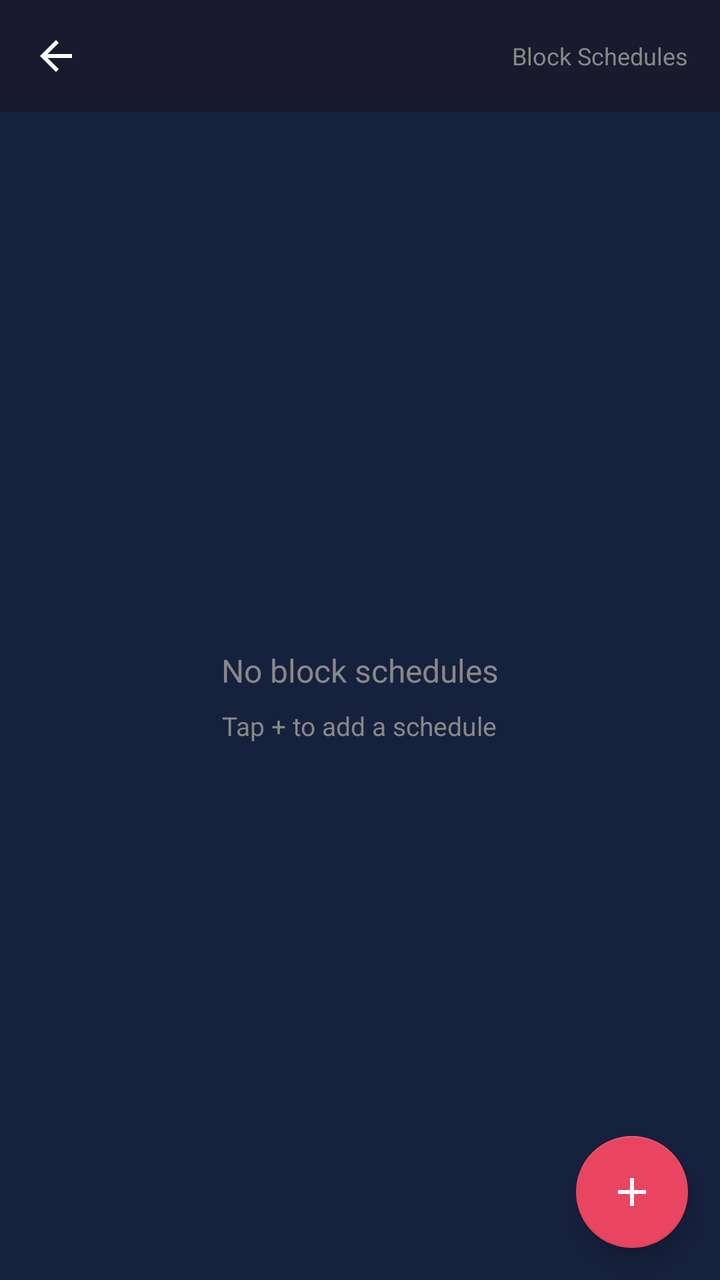
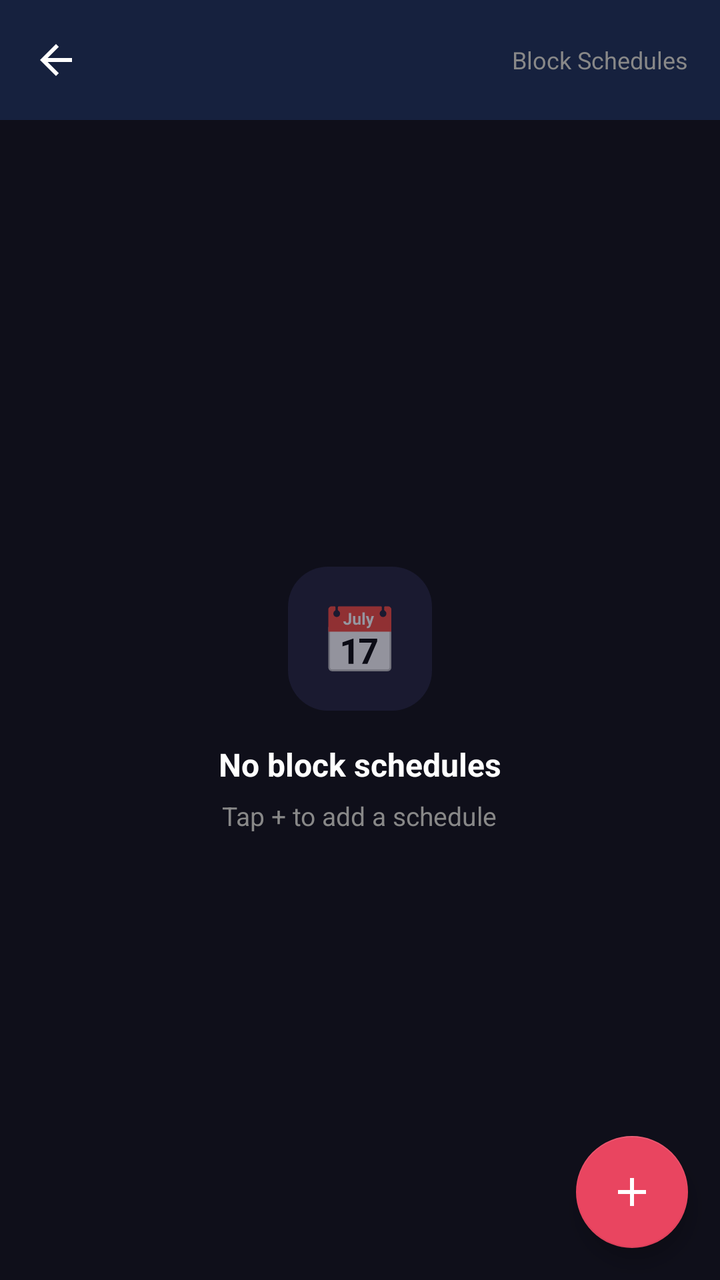

An Android layout rendered at two revisions. The XML below is the earlier revision; the diff shows what the commit changed to produce the second picture.
<!-- AndroidManifest.xml: application theme Theme.ITNSecureBrowser -->
<!-- res/layout/activity_site_schedules.xml -->
<?xml version="1.0" encoding="utf-8"?>
<FrameLayout xmlns:android="http://schemas.android.com/apk/res/android"
    xmlns:app="http://schemas.android.com/apk/res-auto"
    android:layout_width="match_parent"
    android:layout_height="match_parent"
    android:background="@color/bg_toolbar">

    <LinearLayout
        android:layout_width="match_parent"
        android:layout_height="match_parent"
        android:orientation="vertical">

        
        <LinearLayout
            android:layout_width="match_parent"
            android:layout_height="56dp"
            android:orientation="horizontal"
            android:background="@color/bg_tab_bar"
            android:gravity="center_vertical"
            android:paddingLeft="4dp"
            android:paddingRight="16dp">

            <ImageButton
                android:id="@+id/btnBack"
                android:layout_width="48dp"
                android:layout_height="48dp"
                android:src="@drawable/ic_back"
                android:background="?attr/selectableItemBackgroundBorderless"
                android:padding="12dp"
                android:contentDescription="@string/cd_back" />

            <LinearLayout
                android:layout_width="0dp"
                android:layout_height="wrap_content"
                android:layout_weight="1"
                android:orientation="vertical"
                android:paddingLeft="4dp">

                <TextView
                    android:id="@+id/headerDomain"
                    android:layout_width="wrap_content"
                    android:layout_height="wrap_content"
                    android:textColor="@color/text_primary"
                    android:textSize="16sp"
                    android:textStyle="bold"
                    android:fontFamily="monospace" />

                <TextView
                    android:id="@+id/headerLimit"
                    android:layout_width="wrap_content"
                    android:layout_height="wrap_content"
                    android:textColor="@color/text_secondary"
                    android:textSize="12sp"
                    android:paddingTop="2dp" />
            </LinearLayout>

            <TextView
                android:layout_width="wrap_content"
                android:layout_height="wrap_content"
                android:text="@string/block_schedules_label"
                android:textColor="@color/text_secondary"
                android:textSize="12sp" />
        </LinearLayout>

        
        <LinearLayout
            android:id="@+id/emptyState"
            android:layout_width="match_parent"
            android:layout_height="0dp"
            android:layout_weight="1"
            android:orientation="vertical"
            android:gravity="center"
            android:visibility="visible">

            <TextView
                android:layout_width="wrap_content"
                android:layout_height="wrap_content"
                android:text="@string/no_schedules"
                android:textColor="@color/text_secondary"
                android:textSize="16sp" />

            <TextView
                android:layout_width="wrap_content"
                android:layout_height="wrap_content"
                android:text="@string/tap_plus_to_add_schedule"
                android:textColor="@color/text_secondary"
                android:textSize="13sp"
                android:paddingTop="8dp" />
        </LinearLayout>

        
        <androidx.recyclerview.widget.RecyclerView
            android:id="@+id/schedulesList"
            android:layout_width="match_parent"
            android:layout_height="0dp"
            android:layout_weight="1"
            android:visibility="gone"
            android:padding="12dp"
            android:clipToPadding="false" />

    </LinearLayout>

    
    <com.google.android.material.floatingactionbutton.FloatingActionButton
        android:id="@+id/fabAddSchedule"
        android:layout_width="wrap_content"
        android:layout_height="wrap_content"
        android:layout_gravity="bottom|end"
        android:layout_margin="16dp"
        android:src="@drawable/ic_add"
        android:contentDescription="@string/cd_add_schedule"
        app:backgroundTint="@color/accent"
        app:tint="@color/text_primary" />

</FrameLayout>
<!-- resources referenced by this layout -->
<resources>
  <color name="accent">#E94560</color>
  <color name="bg_tab_bar">#1A1A2E</color>
  <color name="bg_toolbar">#16213E</color>
  <color name="text_primary">#FFFFFF</color>
  <color name="text_secondary">#888888</color>
  <!-- drawable ic_add (drawable) -->
  <vector xmlns:android="http://schemas.android.com/apk/res/android"
      android:width="24dp"
      android:height="24dp"
      android:viewportWidth="24"
      android:viewportHeight="24">
      <path
          android:fillColor="#FFFFFF"
          android:pathData="M19,13h-6v6h-2v-6H5v-2h6V5h2v6h6v2z" />
  </vector>
  <!-- drawable ic_back (drawable) -->
  <vector xmlns:android="http://schemas.android.com/apk/res/android"
      android:width="24dp"
      android:height="24dp"
      android:viewportWidth="24"
      android:viewportHeight="24">
      <path
          android:fillColor="#FFFFFF"
          android:pathData="M20,11H7.83l5.59,-5.59L12,4l-8,8 8,8 1.41,-1.41L7.83,13H20v-2z" />
  </vector>
  <string name="block_schedules_label">Block Schedules</string>
  <string name="cd_add_schedule">Add schedule</string>
  <string name="cd_back">Back</string>
  <string name="no_schedules">No block schedules</string>
  <string name="tap_plus_to_add_schedule">Tap + to add a schedule</string>
  <style name="Theme.ITNSecureBrowser" parent="Theme.MaterialComponents.DayNight.NoActionBar">
          <item name="colorPrimary">@color/tab_active</item>
          <item name="colorPrimaryVariant">@color/bg_tab_bar</item>
          <item name="colorOnPrimary">@color/text_primary</item>
          <item name="colorSecondary">@color/accent</item>
          <item name="colorOnSecondary">@color/text_primary</item>
          <item name="android:windowBackground">@color/bg_toolbar</item>
          <item name="android:statusBarColor">@color/bg_tab_bar</item>
          <item name="android:navigationBarColor">@color/bg_tab_bar</item>
          <item name="android:windowLightStatusBar">false</item>
      </style>
  <color name="tab_active">#0F3460</color>
</resources>

<!-- the commit's change to res/layout/activity_site_schedules.xml (unified diff, before → after) -->
@@ -3,7 +3,7 @@
     xmlns:app="http://schemas.android.com/apk/res-auto"
     android:layout_width="match_parent"
     android:layout_height="match_parent"
-    android:background="@color/bg_toolbar">
+    android:background="@color/bg_page">
 
     <LinearLayout
         android:layout_width="match_parent"
@@ -13,12 +13,12 @@
         
         <LinearLayout
             android:layout_width="match_parent"
-            android:layout_height="56dp"
+            android:layout_height="60dp"
             android:orientation="horizontal"
-            android:background="@color/bg_tab_bar"
+            android:background="@color/bg_toolbar"
             android:gravity="center_vertical"
-            android:paddingLeft="4dp"
-            android:paddingRight="16dp">
+            android:paddingStart="4dp"
+            android:paddingEnd="16dp">
 
             <ImageButton
                 android:id="@+id/btnBack"
@@ -34,7 +34,7 @@
                 android:layout_height="wrap_content"
                 android:layout_weight="1"
                 android:orientation="vertical"
-                android:paddingLeft="4dp">
+                android:paddingStart="4dp">
 
                 <TextView
                     android:id="@+id/headerDomain"
@@ -72,12 +72,27 @@
             android:gravity="center"
             android:visibility="visible">
 
+            <FrameLayout
+                android:layout_width="72dp"
+                android:layout_height="72dp"
+                android:background="@drawable/bg_empty_state_card"
+                android:layout_marginBottom="16dp">
+
+                <TextView
+                    android:layout_width="wrap_content"
+                    android:layout_height="wrap_content"
+                    android:text="📅"
+                    android:textSize="32sp"
+                    android:layout_gravity="center" />
+            </FrameLayout>
+
             <TextView
                 android:layout_width="wrap_content"
                 android:layout_height="wrap_content"
                 android:text="@string/no_schedules"
-                android:textColor="@color/text_secondary"
-                android:textSize="16sp" />
+                android:textColor="@color/text_primary"
+                android:textSize="16sp"
+                android:textStyle="bold" />
 
             <TextView
                 android:layout_width="wrap_content"
@@ -85,7 +100,7 @@
                 android:text="@string/tap_plus_to_add_schedule"
                 android:textColor="@color/text_secondary"
                 android:textSize="13sp"
-                android:paddingTop="8dp" />
+                android:paddingTop="6dp" />
         </LinearLayout>
 
         
@@ -95,8 +110,9 @@
             android:layout_height="0dp"
             android:layout_weight="1"
             android:visibility="gone"
-            android:padding="12dp"
-            android:clipToPadding="false" />
+            android:clipToPadding="false"
+            android:paddingTop="8dp"
+            android:paddingBottom="88dp" />
 
     </LinearLayout>
 
@@ -110,6 +126,7 @@
         android:src="@drawable/ic_add"
         android:contentDescription="@string/cd_add_schedule"
         app:backgroundTint="@color/accent"
-        app:tint="@color/text_primary" />
+        app:tint="@color/text_primary"
+        app:shapeAppearanceOverlay="@style/ShapeAppearanceOverlay.FAB" />
 
 </FrameLayout>
<!-- resource entries referenced after the edit -->
@@ -1,10 +1,18 @@
 <!-- resources referenced by this layout -->
 <resources>
   <color name="accent">#E94560</color>
+  <color name="bg_page">#0F0F1A</color>
   <color name="bg_tab_bar">#1A1A2E</color>
   <color name="bg_toolbar">#16213E</color>
   <color name="text_primary">#FFFFFF</color>
   <color name="text_secondary">#888888</color>
+  <!-- drawable bg_empty_state_card (drawable) -->
+  <?xml version="1.0" encoding="utf-8"?>
+  <shape xmlns:android="http://schemas.android.com/apk/res/android"
+      android:shape="rectangle">
+      <corners android:radius="20dp" />
+      <solid android:color="@color/empty_icon_bg" />
+  </shape>
   <!-- drawable ic_add (drawable) -->
   <vector xmlns:android="http://schemas.android.com/apk/res/android"
       android:width="24dp"
@@ -30,6 +38,9 @@
   <string name="cd_back">Back</string>
   <string name="no_schedules">No block schedules</string>
   <string name="tap_plus_to_add_schedule">Tap + to add a schedule</string>
+  <style name="ShapeAppearanceOverlay.FAB" parent="">
+          <item name="cornerSize">50%</item>
+      </style>
   <style name="Theme.ITNSecureBrowser" parent="Theme.MaterialComponents.DayNight.NoActionBar">
           <item name="colorPrimary">@color/tab_active</item>
           <item name="colorPrimaryVariant">@color/bg_tab_bar</item>
@@ -41,6 +52,7 @@
           <item name="android:navigationBarColor">@color/bg_tab_bar</item>
           <item name="android:windowLightStatusBar">false</item>
       </style>
+  <color name="empty_icon_bg">#1A1A30</color>
   <color name="tab_active">#0F3460</color>
 </resources>
 
